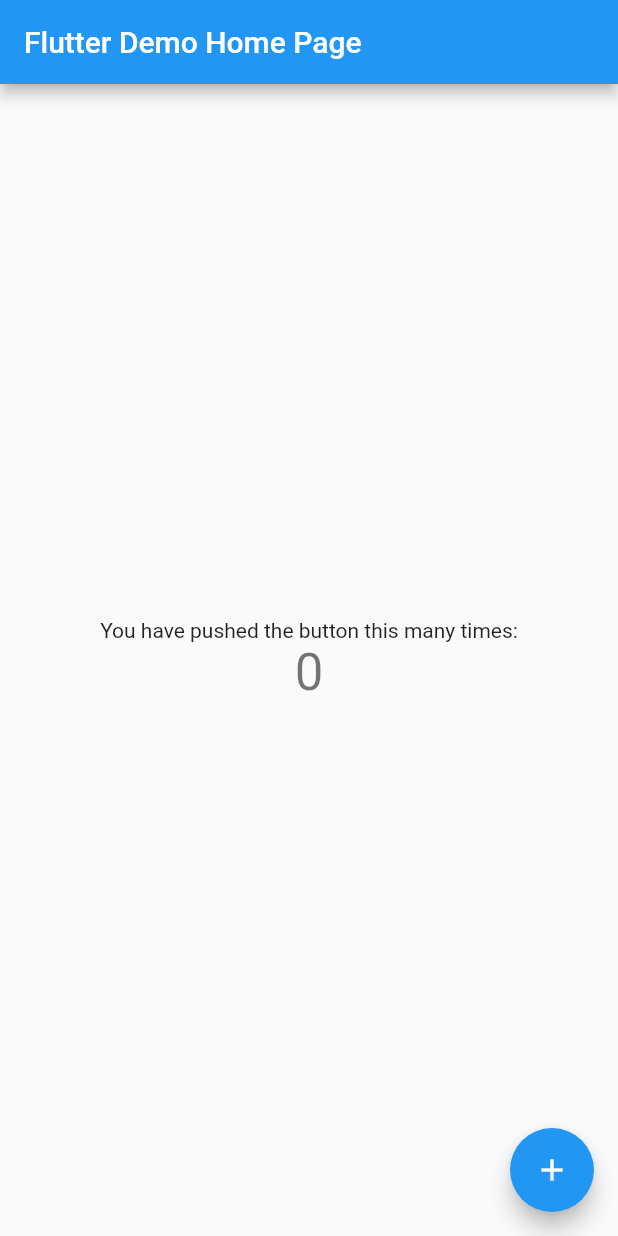
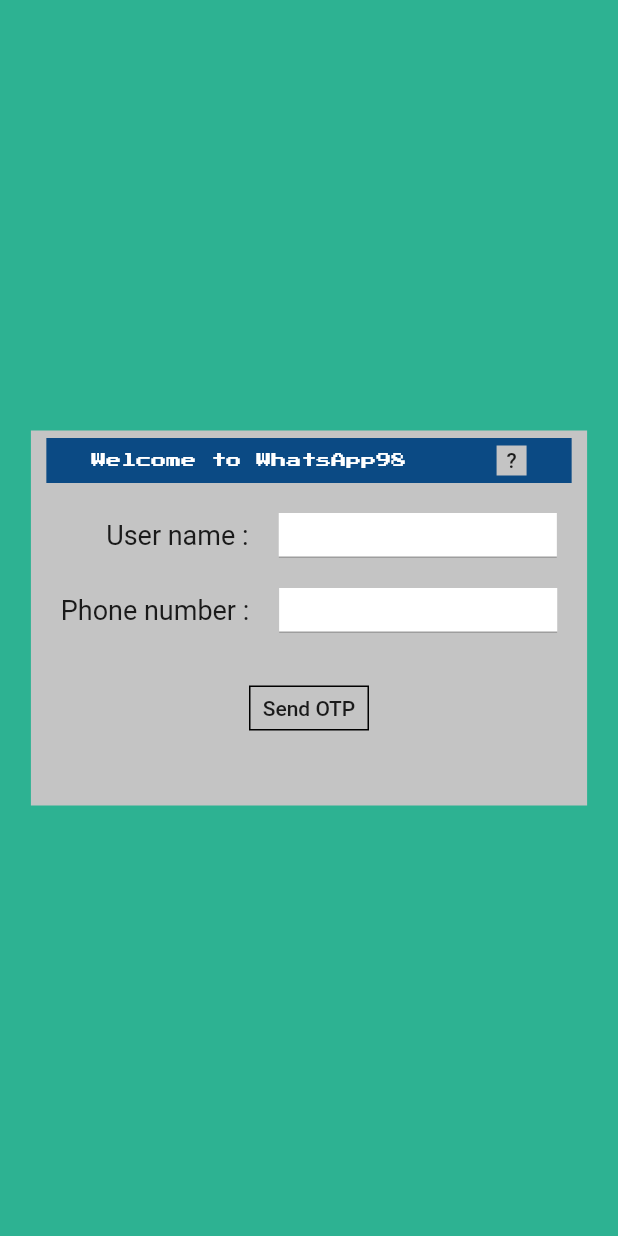
Before and after one commit to NullByte08/WhatsApp98, a Flutter app: the screen it shows after launch, on a phone screen of 412 x 824 dp. Run offline on Flutter 3.47's test engine with Material 2 defaults, Android fonts, the phone set to English and light mode, and no system bars; our stand-ins replace google_fonts.

Commit message:
added ui

```diff
--- a/lib/main.dart
+++ b/lib/main.dart
@@ -1,4 +1,5 @@
 import 'package:flutter/material.dart';
+import 'package:whatsapp98/sign_in/sign_in.dart';
 
 void main() {
   runApp(MyApp());
@@ -26,7 +27,7 @@ class MyApp extends StatelessWidget {
         // closer together (more dense) than on mobile platforms.
         visualDensity: VisualDensity.adaptivePlatformDensity,
       ),
-      home: MyHomePage(title: 'Flutter Demo Home Page'),
+      home: SignIn(),
     );
   }
 }
--- /dev/null
+++ b/lib/sign_in/sign_in.dart
@@ -0,0 +1,99 @@
+import 'package:flutter/cupertino.dart';
+import 'package:flutter/material.dart';
+import 'package:google_fonts/google_fonts.dart';
+
+const double containerHeight1 = 250;
+const double containerHeight2 = 30;
+
+class SignIn extends StatefulWidget {
+  @override
+  _SignInState createState() => _SignInState();
+}
+
+class _SignInState extends State<SignIn> {
+
+  @override
+  Widget build(BuildContext context) {
+    return Scaffold(
+      resizeToAvoidBottomPadding: false,
+      backgroundColor: Color(0xFF2DB292),
+      body: Center(
+        child: Container(
+          height: containerHeight1,
+          width: MediaQuery.of(context).size.width * 0.90,
+          color: Color(0xFFC4C4C4),
+          child: Column(
+            children: <Widget>[
+              SizedBox(height: 5,),
+                  Container(
+                    width: MediaQuery.of(context).size.width * 0.85,
+                    height: containerHeight2,
+                    color: Color(0xFF0B4A84),
+                    child: Row(
+                      mainAxisAlignment: MainAxisAlignment.spaceAround,
+                      children: <Widget>[
+                        Text('Welcome to WhatsApp98',
+                          style: GoogleFonts.pressStart2p(
+                            textStyle: TextStyle(
+                              color: Colors.white,
+                              fontSize: 10,
+                            )
+                          )),
+                          Container(
+                            color: Color(0xFFC4C4C4),
+                            width: 20,
+                            height: 20,
+                            child: FlatButton(
+                              padding: EdgeInsets.all(0),
+                              onPressed: () {},
+                              child: Text('?'),
+                            ),
+                          )
+                      ],
+                    ),
+                  ),
+                  SizedBox(height: 20,),
+                  Row(
+                mainAxisAlignment: MainAxisAlignment.spaceEvenly,
+                children: <Widget>[
+                  Padding(
+                    padding: const EdgeInsets.only(left: 30),
+                    child: Text('User name :', style: TextStyle(fontSize: 18),),
+                  ),
+                  Container(
+                      width: MediaQuery.of(context).size.width * 0.45,
+                      height: 30,
+                      decoration: BoxDecoration(shape: BoxShape.rectangle, color: Colors.white),
+                      child: Flexible(child: TextField())
+                  )
+                ],),
+                  SizedBox(height: 20,),
+              Row(
+                mainAxisAlignment: MainAxisAlignment.spaceEvenly,
+                children: <Widget>[
+                  Text('Phone number :', style: TextStyle(fontSize: 18),),
+                  Container(
+                      width: MediaQuery.of(context).size.width * 0.45,
+                      height: 30,
+                      decoration: BoxDecoration(shape: BoxShape.rectangle, color: Colors.white),
+                      child: Flexible(child: TextField(keyboardType: TextInputType.number,))
+                  )
+                ],),
+              SizedBox(height: 35,),
+              Container(
+                height: 30,
+                width: 80,
+                decoration: BoxDecoration(border: Border.all(color: Colors.black)),
+                child: FlatButton(
+                  padding: EdgeInsets.all(0),
+                  onPressed: () {},
+                  child: Text('Send OTP'),
+                ),
+              )
+                ],
+              ),
+        ),
+      ),
+    );
+  }
+}
--- a/pubspec.yaml
+++ b/pubspec.yaml
@@ -28,6 +28,7 @@ dependencies:
   # The following adds the Cupertino Icons font to your application.
   # Use with the CupertinoIcons class for iOS style icons.
   cupertino_icons: ^0.1.3
+  google_fonts: ^1.1.0
 
 dev_dependencies:
   flutter_test:
```
Also changed, not shown: lib/sign_in/phone_auth.dart (added), pubspec.lock.
